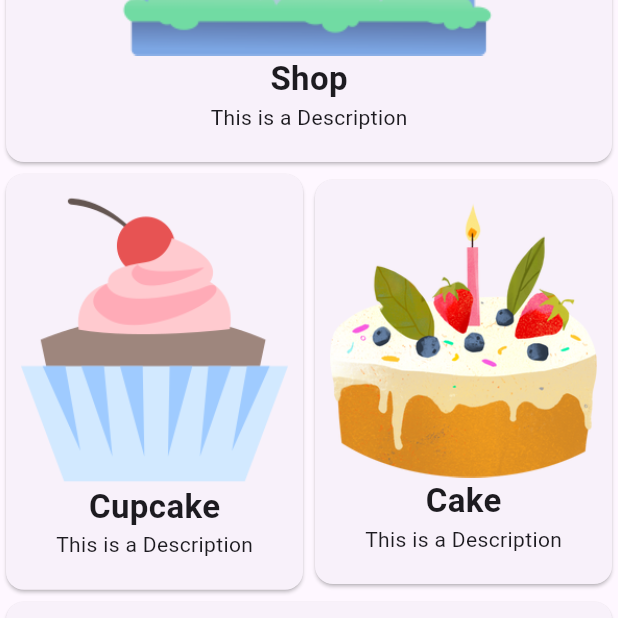
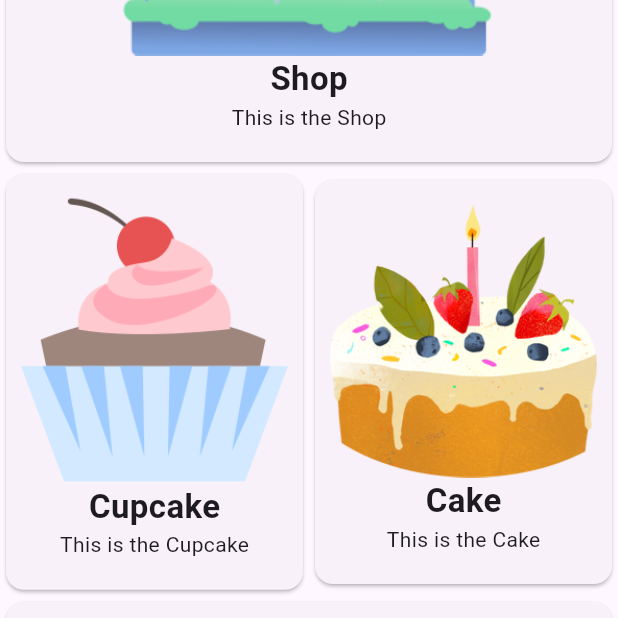
Before and after one commit to Reticent93/flutter_card_practice, a Flutter app: the screen it shows after launch, on a phone screen of 412 x 824 dp. Shown: the part 393-1011 px from the top of the screen. Run offline on Flutter 3.47's test engine with Material 2 defaults, Android fonts, the phone set to English and light mode, and no system bars.

```diff
--- a/lib/class/item_class.dart
+++ b/lib/class/item_class.dart
@@ -1,5 +1,8 @@
 class ItemClass {
-  ItemClass({required this.title, required this.imagePath});
+  ItemClass({
+    required this.title,
+    required this.imagePath,
+  });
   String title;
   String imagePath;
 }
--- a/lib/widget/card_widget.dart
+++ b/lib/widget/card_widget.dart
@@ -1,5 +1,6 @@
 import 'package:flutter/material.dart';
 import 'package:flutter_card_practice/class/item_class.dart';
+import 'package:flutter_card_practice/pages/description_page.dart';
 
 import '../core/constants.dart';
 
@@ -9,7 +10,20 @@ class CardWidget extends StatelessWidget {
 
   @override
   Widget build(BuildContext context) {
-    return Card(
+    return GestureDetector(
+      onTap: () {
+        Navigator.push(
+          context,
+          MaterialPageRoute(
+            builder: (context) {
+              return DescriptionPage(
+                box: box,
+              );
+            },
+          ),
+        );
+      },
+      child: Card(
         child: Container(
           padding: const EdgeInsets.all(kDouble10),
           width: double.infinity,
@@ -21,15 +35,17 @@ class CardWidget extends StatelessWidget {
               Image.asset(box.imagePath),
               Text(
                 box.title,
-              style: const TextStyle(fontSize: 22, fontWeight: FontWeight.bold),
+                style:
+                    const TextStyle(fontSize: 22, fontWeight: FontWeight.bold),
               ),
-            const Text('This is a Description'),
+              Text('This is the ${box.title}'),
               const SizedBox(
                 height: kDouble10,
               ),
             ],
           ),
         ),
+      ),
     );
   }
 }
```
Also changed, not shown: lib/core/constants.dart (+10 -0 lines), lib/pages/description_page.dart (added, +63 -0 lines), lib/pages/home_page.dart (+14 -5 lines). Lines whose indentation alone changed are shown as unchanged.
